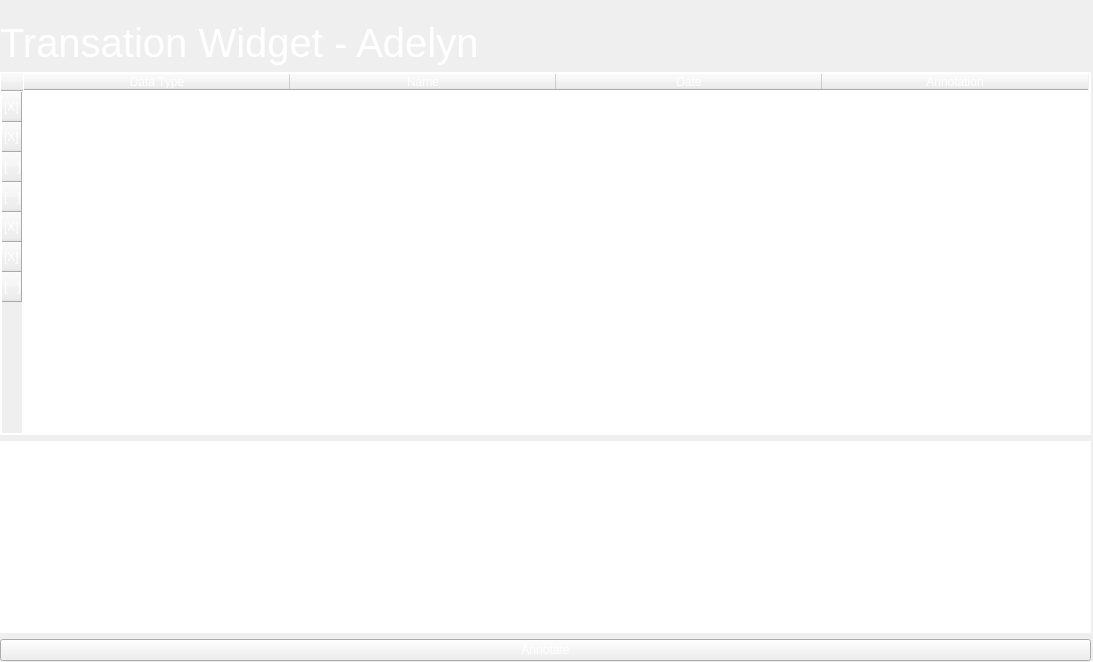
Before: the Qt Designer form src/views/TransactionWidget.ui in komodo6/AVERT, drawn with Qt 5.
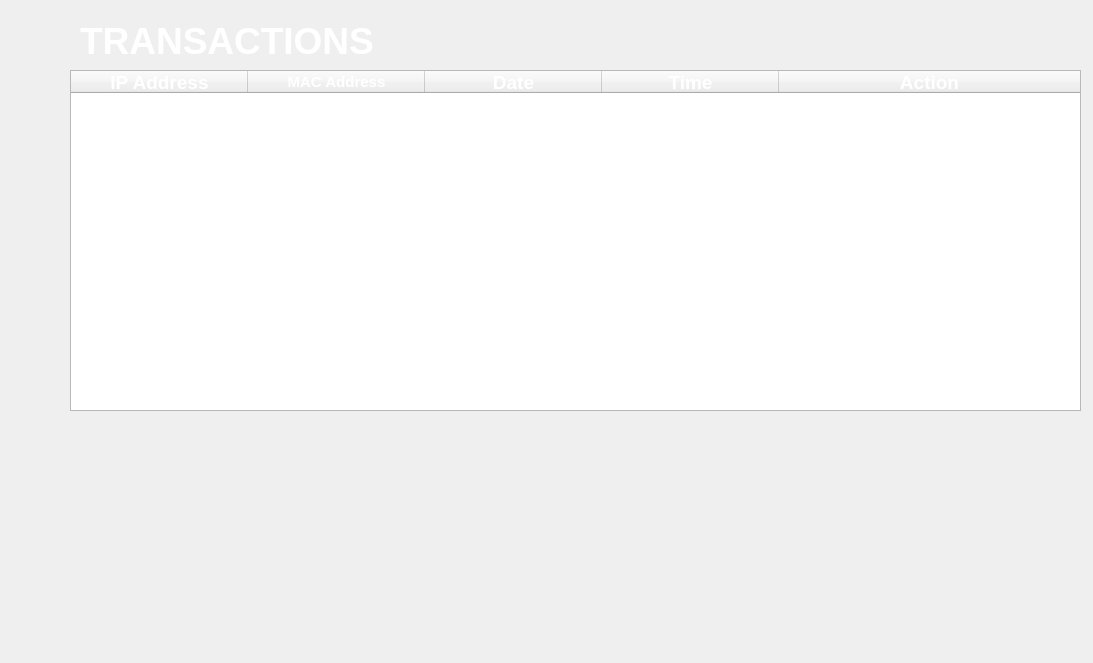
After: the same form once the commit is applied.

Commit message: Updated ui with current file names

```diff
--- a/src/views/TransactionWidget.ui
+++ b/src/views/TransactionWidget.ui
@@ -7,92 +7,65 @@
     <x>0</x>
     <y>0</y>
     <width>1093</width>
-    <height>662</height>
+    <height>663</height>
    </rect>
   </property>
   <property name="windowTitle">
    <string>Form</string>
   </property>
-  <widget class="QWidget" name="gridLayoutWidget">
-   <property name="geometry">
-    <rect>
-     <x>0</x>
-     <y>20</y>
-     <width>1091</width>
-     <height>641</height>
-    </rect>
-   </property>
-   <layout class="QGridLayout" name="gridLayout_2">
-    <item row="1" column="1">
-     <layout class="QHBoxLayout" name="horizontalLayout_2">
-      <item>
        <widget class="QLabel" name="label">
+   <property name="geometry">
+    <rect>
+     <x>80</x>
+     <y>10</y>
+     <width>341</width>
+     <height>61</height>
+    </rect>
+   </property>
         <property name="font">
          <font>
-          <pointsize>30</pointsize>
-         </font>
-        </property>
-        <property name="styleSheet">
-         <string notr="true">color: white;</string>
-        </property>
-        <property name="text">
-         <string>Transation Widget - Adelyn</string>
-        </property>
-       </widget>
-      </item>
-     </layout>
-    </item>
-    <item row="4" column="1">
-     <widget class="QTextEdit" name="Text_Edit">
-      <property name="styleSheet">
-       <string notr="true">border: 1px solid white;
-color: white;</string>
-      </property>
-      <property name="html">
-       <string>&lt;!DOCTYPE HTML PUBLIC &quot;-//W3C//DTD HTML 4.0//EN&quot; &quot;http://www.w3.org/TR/REC-html40/strict.dtd&quot;&gt;
-&lt;html&gt;&lt;head&gt;&lt;meta name=&quot;qrichtext&quot; content=&quot;1&quot; /&gt;&lt;style type=&quot;text/css&quot;&gt;
-p, li { white-space: pre-wrap; }
-&lt;/style&gt;&lt;/head&gt;&lt;body style=&quot; font-family:'Cantarell'; font-size:11pt; font-weight:400; font-style:normal;&quot;&gt;
-&lt;p style=&quot; margin-top:0px; margin-bottom:0px; margin-left:0px; margin-right:0px; -qt-block-indent:0; text-indent:0px;&quot;&gt;Captured Last Week&lt;/p&gt;&lt;/body&gt;&lt;/html&gt;</string>
-      </property>
-     </widget>
-    </item>
-    <item row="3" column="1">
-     <widget class="QTableWidget" name="Table_Widget">
-      <property name="sizePolicy">
-       <sizepolicy hsizetype="Expanding" vsizetype="Expanding">
-        <horstretch>35</horstretch>
-        <verstretch>21</verstretch>
-       </sizepolicy>
-      </property>
-      <property name="font">
-       <font/>
-      </property>
-      <property name="tabletTracking">
-       <bool>false</bool>
-      </property>
-      <property name="focusPolicy">
-       <enum>Qt::WheelFocus</enum>
-      </property>
-      <property name="styleSheet">
-       <string notr="true">gridline-color: white;
-color: white;
-border: 1px solid white;</string>
-      </property>
-      <property name="showGrid">
+     <pointsize>28</pointsize>
+     <weight>75</weight>
+     <bold>true</bold>
+    </font>
+   </property>
+   <property name="autoFillBackground">
        <bool>true</bool>
       </property>
-      <property name="sortingEnabled">
-       <bool>false</bool>
+   <property name="styleSheet">
+    <string notr="true">color: rgb(255, 255, 255);</string>
+   </property>
+   <property name="text">
+    <string>TRANSACTIONS</string>
       </property>
       <property name="wordWrap">
-       <bool>true</bool>
+    <bool>false</bool>
+   </property>
+  </widget>
+  <widget class="QTableWidget" name="tableWidget">
+   <property name="geometry">
+    <rect>
+     <x>70</x>
+     <y>70</y>
+     <width>1011</width>
+     <height>341</height>
+    </rect>
+   </property>
+   <property name="font">
+    <font>
+     <pointsize>14</pointsize>
+     <weight>50</weight>
+     <bold>false</bold>
+    </font>
+   </property>
+   <property name="showGrid">
+    <bool>false</bool>
+   </property>
+   <property name="gridStyle">
+    <enum>Qt::SolidLine</enum>
       </property>
       <property name="cornerButtonEnabled">
-       <bool>true</bool>
-      </property>
-      <property name="rowCount">
-       <number>7</number>
+    <bool>false</bool>
       </property>
       <attribute name="horizontalHeaderVisible">
        <bool>true</bool>
@@ -100,221 +73,722 @@
       <attribute name="horizontalHeaderCascadingSectionResizes">
        <bool>true</bool>
       </attribute>
-      <attribute name="horizontalHeaderMinimumSectionSize">
-       <number>36</number>
-      </attribute>
       <attribute name="horizontalHeaderDefaultSectionSize">
-       <number>266</number>
-      </attribute>
-      <attribute name="verticalHeaderMinimumSectionSize">
-       <number>17</number>
+    <number>177</number>
+   </attribute>
+   <attribute name="horizontalHeaderHighlightSections">
+    <bool>false</bool>
+   </attribute>
+   <attribute name="horizontalHeaderShowSortIndicator" stdset="0">
+    <bool>false</bool>
+   </attribute>
+   <attribute name="horizontalHeaderStretchLastSection">
+    <bool>true</bool>
+   </attribute>
+   <attribute name="verticalHeaderVisible">
+    <bool>false</bool>
+   </attribute>
+   <attribute name="verticalHeaderCascadingSectionResizes">
+    <bool>true</bool>
       </attribute>
       <attribute name="verticalHeaderDefaultSectionSize">
-       <number>30</number>
-      </attribute>
+    <number>45</number>
+   </attribute>
+   <attribute name="verticalHeaderStretchLastSection">
+    <bool>false</bool>
+   </attribute>
       <row>
        <property name="text">
-        <string>[X]</string>
+     <string/>
        </property>
       </row>
       <row>
        <property name="text">
-        <string>[X]</string>
+     <string/>
        </property>
       </row>
       <row>
        <property name="text">
-        <string>[   ]</string>
+     <string/>
        </property>
       </row>
       <row>
        <property name="text">
-        <string>[   ]</string>
+     <string/>
        </property>
       </row>
       <row>
        <property name="text">
-        <string>[X]</string>
+     <string/>
        </property>
       </row>
       <row>
        <property name="text">
-        <string>[X]</string>
+     <string/>
        </property>
       </row>
       <row>
        <property name="text">
-        <string>[   ]</string>
+     <string/>
        </property>
       </row>
       <column>
        <property name="text">
-        <string>Data Type</string>
+     <string>IP Address</string>
+    </property>
+    <property name="font">
+     <font>
+      <weight>75</weight>
+      <bold>true</bold>
+     </font>
+    </property>
+    <property name="foreground">
+     <brush brushstyle="SolidPattern">
+      <color alpha="255">
+       <red>255</red>
+       <green>255</green>
+       <blue>255</blue>
+      </color>
+     </brush>
        </property>
       </column>
       <column>
        <property name="text">
-        <string>Name</string>
+     <string>MAC Address</string>
+    </property>
+    <property name="font">
+     <font>
+      <pointsize>11</pointsize>
+      <weight>75</weight>
+      <bold>true</bold>
+     </font>
+    </property>
+    <property name="foreground">
+     <brush brushstyle="SolidPattern">
+      <color alpha="255">
+       <red>255</red>
+       <green>255</green>
+       <blue>255</blue>
+      </color>
+     </brush>
        </property>
       </column>
       <column>
        <property name="text">
         <string>Date</string>
        </property>
+    <property name="font">
+     <font>
+      <weight>75</weight>
+      <bold>true</bold>
+     </font>
+    </property>
+    <property name="foreground">
+     <brush brushstyle="SolidPattern">
+      <color alpha="255">
+       <red>255</red>
+       <green>255</green>
+       <blue>255</blue>
+      </color>
+     </brush>
+    </property>
       </column>
       <column>
        <property name="text">
-        <string>Annotation</string>
+     <string>Time</string>
+    </property>
+    <property name="font">
+     <font>
+      <weight>75</weight>
+      <bold>true</bold>
+     </font>
+    </property>
+    <property name="foreground">
+     <brush brushstyle="SolidPattern">
+      <color alpha="255">
+       <red>255</red>
+       <green>255</green>
+       <blue>255</blue>
+      </color>
+     </brush>
+    </property>
+   </column>
+   <column>
+    <property name="text">
+     <string>Action</string>
+    </property>
+    <property name="font">
+     <font>
+      <weight>75</weight>
+      <bold>true</bold>
+     </font>
+    </property>
+    <property name="textAlignment">
+     <set>AlignCenter</set>
+    </property>
+    <property name="foreground">
+     <brush brushstyle="SolidPattern">
+      <color alpha="255">
+       <red>255</red>
+       <green>255</green>
+       <blue>255</blue>
+      </color>
+     </brush>
        </property>
       </column>
       <item row="0" column="0">
        <property name="text">
-        <string>Keystroke</string>
+     <string>172.16.254.1</string>
+    </property>
+    <property name="textAlignment">
+     <set>AlignCenter</set>
+    </property>
+    <property name="foreground">
+     <brush brushstyle="SolidPattern">
+      <color alpha="255">
+       <red>255</red>
+       <green>255</green>
+       <blue>255</blue>
+      </color>
+     </brush>
        </property>
       </item>
       <item row="0" column="1">
        <property name="text">
-        <string>keys_01.pdf</string>
+     <string>00:1b:63:84:45:e6</string>
+    </property>
+    <property name="foreground">
+     <brush brushstyle="SolidPattern">
+      <color alpha="255">
+       <red>255</red>
+       <green>255</green>
+       <blue>255</blue>
+      </color>
+     </brush>
        </property>
       </item>
       <item row="0" column="2">
        <property name="text">
         <string>03/18/2021</string>
        </property>
+    <property name="textAlignment">
+     <set>AlignCenter</set>
+    </property>
+    <property name="foreground">
+     <brush brushstyle="SolidPattern">
+      <color alpha="255">
+       <red>255</red>
+       <green>255</green>
+       <blue>255</blue>
+      </color>
+     </brush>
+    </property>
       </item>
       <item row="0" column="3">
        <property name="text">
-        <string>IMPORTANT</string>
+     <string>09:11:00 UTC</string>
+    </property>
+    <property name="textAlignment">
+     <set>AlignCenter</set>
+    </property>
+    <property name="foreground">
+     <brush brushstyle="SolidPattern">
+      <color alpha="255">
+       <red>255</red>
+       <green>255</green>
+       <blue>255</blue>
+      </color>
+     </brush>
+    </property>
+   </item>
+   <item row="0" column="4">
+    <property name="text">
+     <string>Generate Script</string>
+    </property>
+    <property name="foreground">
+     <brush brushstyle="SolidPattern">
+      <color alpha="255">
+       <red>255</red>
+       <green>255</green>
+       <blue>255</blue>
+      </color>
+     </brush>
        </property>
       </item>
       <item row="1" column="0">
        <property name="text">
-        <string>PCAP</string>
+     <string>172.16.254.1</string>
+    </property>
+    <property name="textAlignment">
+     <set>AlignCenter</set>
+    </property>
+    <property name="foreground">
+     <brush brushstyle="SolidPattern">
+      <color alpha="255">
+       <red>255</red>
+       <green>255</green>
+       <blue>255</blue>
+      </color>
+     </brush>
        </property>
       </item>
       <item row="1" column="1">
        <property name="text">
-        <string>first-capture.pcapng</string>
+     <string>00:3c:72:98:54:d6</string>
+    </property>
+    <property name="foreground">
+     <brush brushstyle="SolidPattern">
+      <color alpha="255">
+       <red>255</red>
+       <green>255</green>
+       <blue>255</blue>
+      </color>
+     </brush>
        </property>
       </item>
       <item row="1" column="2">
        <property name="text">
-        <string>03/17/2021</string>
+     <string>03/15/2021</string>
+    </property>
+    <property name="textAlignment">
+     <set>AlignCenter</set>
+    </property>
+    <property name="foreground">
+     <brush brushstyle="SolidPattern">
+      <color alpha="255">
+       <red>255</red>
+       <green>255</green>
+       <blue>255</blue>
+      </color>
+     </brush>
        </property>
       </item>
       <item row="1" column="3">
        <property name="text">
-        <string/>
+     <string>00:12:01 UTC</string>
+    </property>
+    <property name="textAlignment">
+     <set>AlignCenter</set>
+    </property>
+    <property name="foreground">
+     <brush brushstyle="SolidPattern">
+      <color alpha="255">
+       <red>255</red>
+       <green>255</green>
+       <blue>255</blue>
+      </color>
+     </brush>
+    </property>
+   </item>
+   <item row="1" column="4">
+    <property name="text">
+     <string>Stopped recording</string>
+    </property>
+    <property name="foreground">
+     <brush brushstyle="SolidPattern">
+      <color alpha="255">
+       <red>255</red>
+       <green>255</green>
+       <blue>255</blue>
+      </color>
+     </brush>
        </property>
       </item>
       <item row="2" column="0">
        <property name="text">
-        <string>PNG</string>
+     <string>172.16.254.1</string>
+    </property>
+    <property name="textAlignment">
+     <set>AlignCenter</set>
+    </property>
+    <property name="foreground">
+     <brush brushstyle="SolidPattern">
+      <color alpha="255">
+       <red>255</red>
+       <green>255</green>
+       <blue>255</blue>
+      </color>
+     </brush>
        </property>
       </item>
       <item row="2" column="1">
        <property name="text">
-        <string>IMAGE_001.png</string>
+     <string>00:3c:72:98:54:d6</string>
+    </property>
+    <property name="foreground">
+     <brush brushstyle="SolidPattern">
+      <color alpha="255">
+       <red>255</red>
+       <green>255</green>
+       <blue>255</blue>
+      </color>
+     </brush>
        </property>
       </item>
       <item row="2" column="2">
        <property name="text">
-        <string>03/13/2021</string>
+     <string>03/15/2021</string>
+    </property>
+    <property name="textAlignment">
+     <set>AlignCenter</set>
+    </property>
+    <property name="foreground">
+     <brush brushstyle="SolidPattern">
+      <color alpha="255">
+       <red>255</red>
+       <green>255</green>
+       <blue>255</blue>
+      </color>
+     </brush>
        </property>
       </item>
       <item row="2" column="3">
        <property name="text">
-        <string/>
+     <string>00:01:11 UTC</string>
+    </property>
+    <property name="textAlignment">
+     <set>AlignCenter</set>
+    </property>
+    <property name="foreground">
+     <brush brushstyle="SolidPattern">
+      <color alpha="255">
+       <red>255</red>
+       <green>255</green>
+       <blue>255</blue>
+      </color>
+     </brush>
+    </property>
+   </item>
+   <item row="2" column="4">
+    <property name="text">
+     <string>Started recording</string>
+    </property>
+    <property name="foreground">
+     <brush brushstyle="SolidPattern">
+      <color alpha="255">
+       <red>255</red>
+       <green>255</green>
+       <blue>255</blue>
+      </color>
+     </brush>
        </property>
       </item>
       <item row="3" column="0">
        <property name="text">
-        <string>PCAP</string>
+     <string>172.16.254.1</string>
+    </property>
+    <property name="textAlignment">
+     <set>AlignCenter</set>
+    </property>
+    <property name="foreground">
+     <brush brushstyle="SolidPattern">
+      <color alpha="255">
+       <red>255</red>
+       <green>255</green>
+       <blue>255</blue>
+      </color>
+     </brush>
        </property>
       </item>
       <item row="3" column="1">
        <property name="text">
-        <string>second-capture.pcapng</string>
+     <string>00:9b:27:98:34:f8</string>
+    </property>
+    <property name="foreground">
+     <brush brushstyle="SolidPattern">
+      <color alpha="255">
+       <red>255</red>
+       <green>255</green>
+       <blue>255</blue>
+      </color>
+     </brush>
        </property>
       </item>
       <item row="3" column="2">
        <property name="text">
-        <string>03/19/2021</string>
+     <string>03/14/2021</string>
+    </property>
+    <property name="textAlignment">
+     <set>AlignCenter</set>
+    </property>
+    <property name="foreground">
+     <brush brushstyle="SolidPattern">
+      <color alpha="255">
+       <red>255</red>
+       <green>255</green>
+       <blue>255</blue>
+      </color>
+     </brush>
        </property>
       </item>
       <item row="3" column="3">
        <property name="text">
-        <string/>
+     <string>07:02:12 UTC</string>
+    </property>
+    <property name="textAlignment">
+     <set>AlignCenter</set>
+    </property>
+    <property name="foreground">
+     <brush brushstyle="SolidPattern">
+      <color alpha="255">
+       <red>255</red>
+       <green>255</green>
+       <blue>255</blue>
+      </color>
+     </brush>
+    </property>
+   </item>
+   <item row="3" column="4">
+    <property name="text">
+     <string>Exported keystrokes</string>
+    </property>
+    <property name="foreground">
+     <brush brushstyle="SolidPattern">
+      <color alpha="255">
+       <red>255</red>
+       <green>255</green>
+       <blue>255</blue>
+      </color>
+     </brush>
        </property>
       </item>
       <item row="4" column="0">
        <property name="text">
-        <string>MP4</string>
+     <string>172.16.254.1</string>
+    </property>
+    <property name="textAlignment">
+     <set>AlignCenter</set>
+    </property>
+    <property name="foreground">
+     <brush brushstyle="SolidPattern">
+      <color alpha="255">
+       <red>255</red>
+       <green>255</green>
+       <blue>255</blue>
+      </color>
+     </brush>
        </property>
       </item>
       <item row="4" column="1">
        <property name="text">
-        <string>VID_05576_03192021.MP4</string>
+     <string>00:6g:98:12:34:d2</string>
+    </property>
+    <property name="foreground">
+     <brush brushstyle="SolidPattern">
+      <color alpha="255">
+       <red>255</red>
+       <green>255</green>
+       <blue>255</blue>
+      </color>
+     </brush>
        </property>
       </item>
       <item row="4" column="2">
        <property name="text">
-        <string>03/18/2021</string>
+     <string>03/13/2021</string>
+    </property>
+    <property name="textAlignment">
+     <set>AlignCenter</set>
+    </property>
+    <property name="foreground">
+     <brush brushstyle="SolidPattern">
+      <color alpha="255">
+       <red>255</red>
+       <green>255</green>
+       <blue>255</blue>
+      </color>
+     </brush>
        </property>
       </item>
       <item row="4" column="3">
        <property name="text">
-        <string>Captured last week</string>
+     <string>10:12:45 UTC</string>
+    </property>
+    <property name="textAlignment">
+     <set>AlignCenter</set>
+    </property>
+    <property name="foreground">
+     <brush brushstyle="SolidPattern">
+      <color alpha="255">
+       <red>255</red>
+       <green>255</green>
+       <blue>255</blue>
+      </color>
+     </brush>
+    </property>
+   </item>
+   <item row="4" column="4">
+    <property name="text">
+     <string>Filtered search by IP address</string>
+    </property>
+    <property name="foreground">
+     <brush brushstyle="SolidPattern">
+      <color alpha="255">
+       <red>255</red>
+       <green>255</green>
+       <blue>255</blue>
+      </color>
+     </brush>
        </property>
       </item>
       <item row="5" column="0">
        <property name="text">
-        <string>Keystrokes</string>
+     <string>172.16.254.1</string>
+    </property>
+    <property name="textAlignment">
+     <set>AlignCenter</set>
+    </property>
+    <property name="foreground">
+     <brush brushstyle="SolidPattern">
+      <color alpha="255">
+       <red>255</red>
+       <green>255</green>
+       <blue>255</blue>
+      </color>
+     </brush>
        </property>
       </item>
       <item row="5" column="1">
        <property name="text">
-        <string>keys_02.pdf</string>
+     <string>00:9n:34:34:67:j4</string>
+    </property>
+    <property name="foreground">
+     <brush brushstyle="SolidPattern">
+      <color alpha="255">
+       <red>255</red>
+       <green>255</green>
+       <blue>255</blue>
+      </color>
+     </brush>
        </property>
       </item>
       <item row="5" column="2">
        <property name="text">
-        <string>03/19/2021</string>
+     <string>03/13/2021</string>
+    </property>
+    <property name="textAlignment">
+     <set>AlignCenter</set>
+    </property>
+    <property name="foreground">
+     <brush brushstyle="SolidPattern">
+      <color alpha="255">
+       <red>255</red>
+       <green>255</green>
+       <blue>255</blue>
+      </color>
+     </brush>
        </property>
       </item>
       <item row="5" column="3">
        <property name="text">
-        <string>Add to report</string>
+     <string>01:11:13 UTC</string>
+    </property>
+    <property name="textAlignment">
+     <set>AlignCenter</set>
+    </property>
+    <property name="foreground">
+     <brush brushstyle="SolidPattern">
+      <color alpha="255">
+       <red>255</red>
+       <green>255</green>
+       <blue>255</blue>
+      </color>
+     </brush>
+    </property>
+   </item>
+   <item row="5" column="4">
+    <property name="text">
+     <string>Synced data</string>
+    </property>
+    <property name="foreground">
+     <brush brushstyle="SolidPattern">
+      <color alpha="255">
+       <red>255</red>
+       <green>255</green>
+       <blue>255</blue>
+      </color>
+     </brush>
        </property>
       </item>
       <item row="6" column="0">
        <property name="text">
-        <string>PNG</string>
+     <string>172.16.254.1</string>
+    </property>
+    <property name="textAlignment">
+     <set>AlignCenter</set>
+    </property>
+    <property name="foreground">
+     <brush brushstyle="SolidPattern">
+      <color alpha="255">
+       <red>255</red>
+       <green>255</green>
+       <blue>255</blue>
+      </color>
+     </brush>
        </property>
       </item>
       <item row="6" column="1">
        <property name="text">
-        <string>IMAGE_002.png</string>
+     <string>00:1b:63:84:45:e6</string>
+    </property>
+    <property name="foreground">
+     <brush brushstyle="SolidPattern">
+      <color alpha="255">
+       <red>255</red>
+       <green>255</green>
+       <blue>255</blue>
+      </color>
+     </brush>
        </property>
       </item>
       <item row="6" column="2">
        <property name="text">
-        <string>03/21/2021</string>
-       </property>
-      </item>
-     </widget>
-    </item>
-    <item row="5" column="1">
-     <widget class="QPushButton" name="pushButton">
-      <property name="styleSheet">
-       <string notr="true">color: white;l</string>
-      </property>
+     <string>03/12/2021</string>
+    </property>
+    <property name="textAlignment">
+     <set>AlignCenter</set>
+    </property>
+    <property name="foreground">
+     <brush brushstyle="SolidPattern">
+      <color alpha="255">
+       <red>255</red>
+       <green>255</green>
+       <blue>255</blue>
+      </color>
+     </brush>
+    </property>
+   </item>
+   <item row="6" column="3">
+    <property name="text">
+     <string>00:18:13 UTC</string>
+    </property>
+    <property name="textAlignment">
+     <set>AlignCenter</set>
+    </property>
+    <property name="foreground">
+     <brush brushstyle="SolidPattern">
+      <color alpha="255">
+       <red>255</red>
+       <green>255</green>
+       <blue>255</blue>
+      </color>
+     </brush>
+    </property>
+   </item>
+   <item row="6" column="4">
       <property name="text">
-       <string>Annotate</string>
-      </property>
-     </widget>
-    </item>
-   </layout>
+     <string>Searched packet captures</string>
+    </property>
+    <property name="foreground">
+     <brush brushstyle="SolidPattern">
+      <color alpha="255">
+       <red>255</red>
+       <green>255</green>
+       <blue>255</blue>
+      </color>
+     </brush>
+    </property>
+   </item>
   </widget>
  </widget>
  <resources/>
```
Lines whose indentation alone changed are shown as unchanged. The commit also changes 2 other files.
